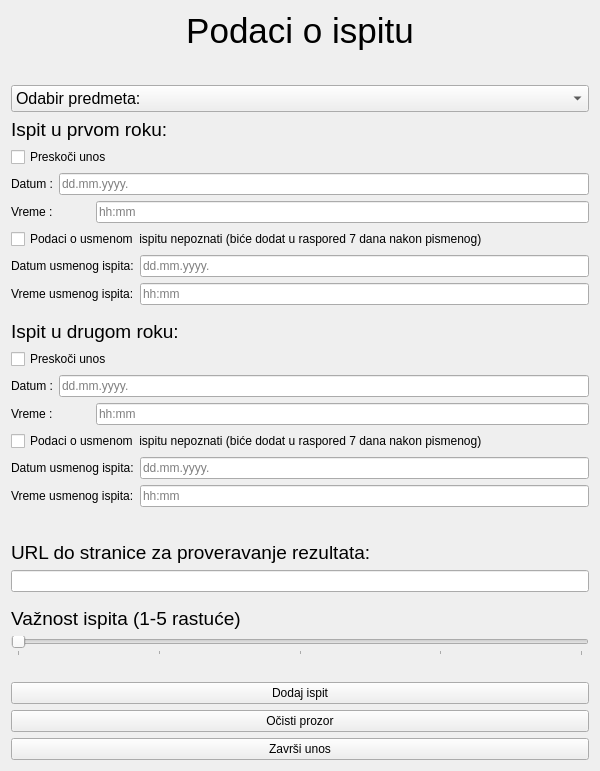
Above: Planer/MatfPlaner/forms/InsertExams.ui from stenjo1/MATF_Planner before the change. Below: the same form after it.
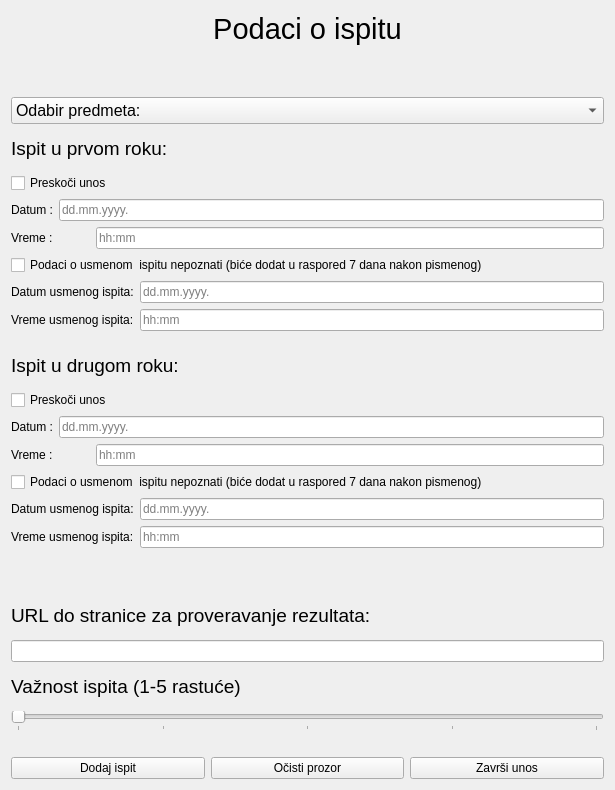
That is the form after the change.

What changed in the file:
```diff
--- a/Planer/MatfPlaner/forms/InsertExams.ui
+++ b/Planer/MatfPlaner/forms/InsertExams.ui
@@ -6,8 +6,8 @@
    <rect>
     <x>0</x>
     <y>0</y>
-    <width>600</width>
-    <height>771</height>
+    <width>615</width>
+    <height>790</height>
    </rect>
   </property>
   <property name="windowTitle">
@@ -22,7 +22,7 @@
       </font>
      </property>
      <property name="text">
-      <string>&lt;html&gt;&lt;head/&gt;&lt;body&gt;&lt;p&gt;&lt;span style=&quot; font-size:26pt;&quot;&gt;Podaci o ispitu&lt;/span&gt;&lt;/p&gt;&lt;/body&gt;&lt;/html&gt;</string>
+      <string>&lt;html&gt;&lt;head/&gt;&lt;body&gt;&lt;p&gt;&lt;span style=&quot; font-size:22pt;&quot;&gt;Podaci o ispitu&lt;/span&gt;&lt;/p&gt;&lt;/body&gt;&lt;/html&gt;</string>
      </property>
      <property name="alignment">
       <set>Qt::AlignCenter</set>
@@ -36,19 +36,6 @@
      </property>
     </widget>
    </item>
-   <item>
-    <spacer name="verticalSpacer_2">
-     <property name="orientation">
-      <enum>Qt::Vertical</enum>
-     </property>
-     <property name="sizeHint" stdset="0">
-      <size>
-       <width>20</width>
-       <height>40</height>
-      </size>
-     </property>
-    </spacer>
-   </item>
    <item>
     <widget class="QComboBox" name="comboBox">
      <property name="font">
@@ -166,10 +153,13 @@
      <property name="orientation">
       <enum>Qt::Vertical</enum>
      </property>
+     <property name="sizeType">
+      <enum>QSizePolicy::Minimum</enum>
+     </property>
      <property name="sizeHint" stdset="0">
       <size>
        <width>20</width>
-       <height>40</height>
+       <height>10</height>
       </size>
      </property>
     </spacer>
@@ -279,19 +269,6 @@
      </property>
     </widget>
    </item>
-   <item>
-    <spacer name="verticalSpacer_3">
-     <property name="orientation">
-      <enum>Qt::Vertical</enum>
-     </property>
-     <property name="sizeHint" stdset="0">
-      <size>
-       <width>20</width>
-       <height>40</height>
-      </size>
-     </property>
-    </spacer>
-   </item>
    <item>
     <widget class="QLabel" name="urlLabel">
      <property name="font">
@@ -307,19 +284,6 @@
    <item>
     <widget class="QLineEdit" name="urlLineEdit"/>
    </item>
-   <item>
-    <spacer name="verticalSpacer">
-     <property name="orientation">
-      <enum>Qt::Vertical</enum>
-     </property>
-     <property name="sizeHint" stdset="0">
-      <size>
-       <width>20</width>
-       <height>40</height>
-      </size>
-     </property>
-    </spacer>
-   </item>
    <item>
     <widget class="QLabel" name="label_7">
      <property name="font">
@@ -371,6 +335,8 @@
     </spacer>
    </item>
    <item>
+    <layout class="QHBoxLayout" name="horizontalLayout_10">
+     <item>
     <widget class="QPushButton" name="addExamButton">
      <property name="text">
       <string>Dodaj ispit</string>
@@ -390,6 +356,8 @@
       <string>Završi unos</string>
      </property>
     </widget>
+     </item>
+    </layout>
    </item>
   </layout>
  </widget>
```
Lines whose indentation alone changed are shown as unchanged.
